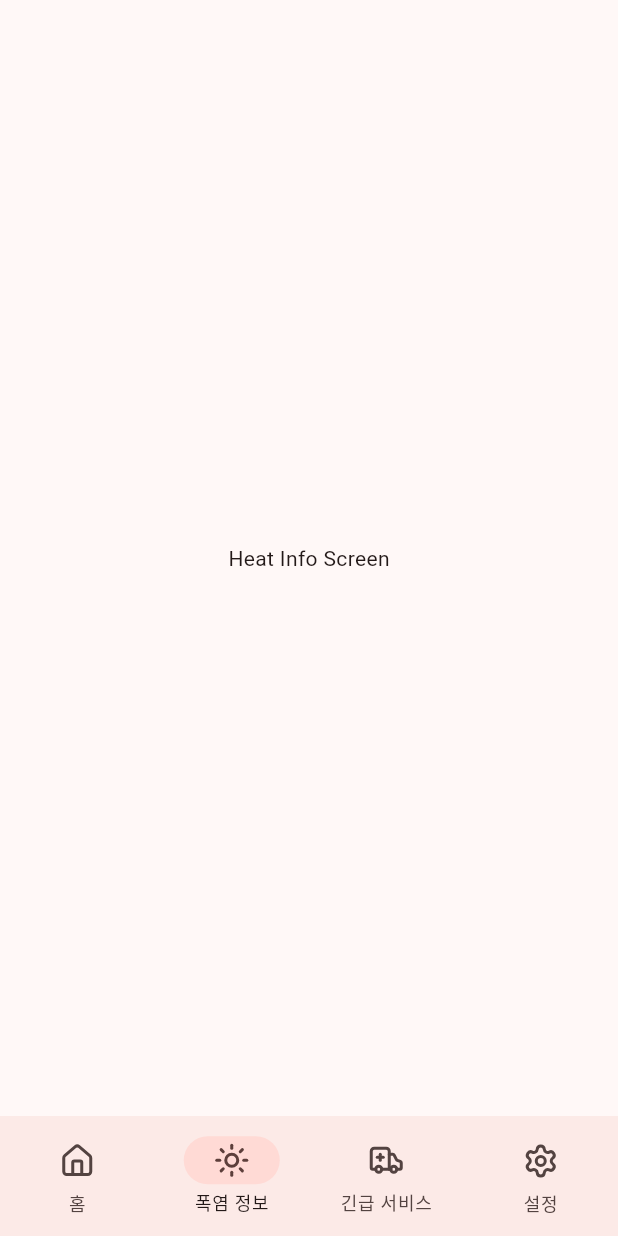
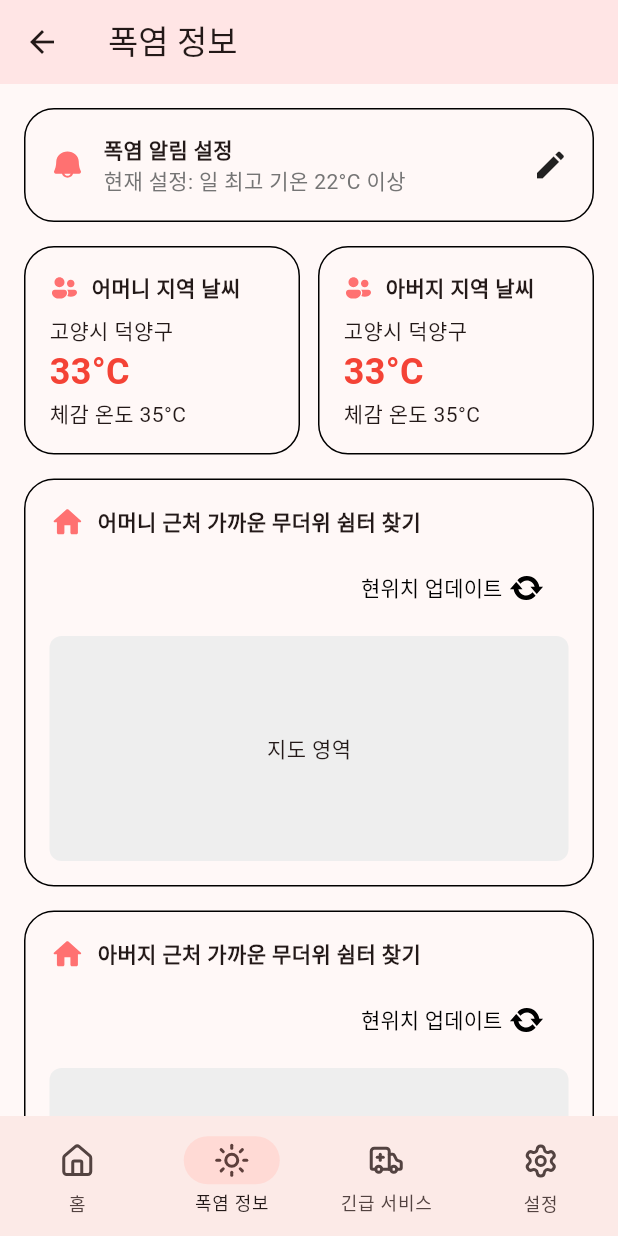
Before and after one commit to kauProjectX/dwph9988-client, a Flutter app: the AppScreen screen opened directly, item 2 of the bottom bar chosen, on a phone screen of 412 x 824 dp. Run offline on Flutter 3.47's test engine with Material 3 defaults, Android fonts, the phone set to English and light mode, and no system bars; our stand-ins replace flutter_svg, get, lucide_icons_flutter; Roboto replaces fonts that are missing (Gmarket Sans).

Commit message:
feat: 보호자용 폭염 정보 화면 추가

```diff
--- a/lib/screens/app_screen.dart
+++ b/lib/screens/app_screen.dart
@@ -3,7 +3,7 @@ import 'package:flutter/services.dart';
 import 'package:lucide_icons_flutter/lucide_icons.dart';
 
 import 'emergency_screen.dart';
-import 'heat_info_screen.dart';
+import 'guardian/heat_info_screen.dart';
 import 'home_screen.dart';
 import 'settings_screen.dart';
 
@@ -38,7 +38,7 @@ class _AppScreenState extends State<AppScreen> {
           onDestinationSelected: (value) {
             if (_screenList[value] is Container) {
               if (value == 1) {
-                _screenList[value] = const HeatInfoScreen();
+                _screenList[value] = const GuardianHeatInfoScreen();
               } else if (value == 2) {
                 _screenList[value] = const EmergencyScreen();
               } else if (value == 3) {
--- /dev/null
+++ b/lib/screens/guardian/heat_info_screen.dart
@@ -0,0 +1,226 @@
+import 'package:flutter/material.dart';
+import 'package:flutter_svg/flutter_svg.dart';
+
+class GuardianHeatInfoScreen extends StatelessWidget {
+  const GuardianHeatInfoScreen({super.key});
+
+  @override
+  Widget build(BuildContext context) {
+    return Scaffold(
+      appBar: AppBar(
+        backgroundColor: const Color(0xFFFFE5E5),
+        title: const Text('폭염 정보'),
+      ),
+      body: SafeArea(
+        child: SingleChildScrollView(
+          child: Padding(
+            padding: const EdgeInsets.all(16.0),
+            child: Column(
+              crossAxisAlignment: CrossAxisAlignment.start,
+              children: [
+                // Heat Alert Settings Card
+                Container(
+                  padding: const EdgeInsets.all(16),
+                  decoration: BoxDecoration(
+                    borderRadius: BorderRadius.circular(20),
+                    border: Border.all(color: Colors.black),
+                  ),
+                  child: Row(
+                    children: [
+                      SvgPicture.asset(
+                        'assets/images/ph_bell-fill.svg',
+                        width: 24,
+                        height: 24,
+                      ),
+                      const SizedBox(width: 12),
+                      Expanded(
+                        child: Column(
+                          crossAxisAlignment: CrossAxisAlignment.start,
+                          children: [
+                            const Text(
+                              '폭염 알림 설정',
+                              style: TextStyle(
+                                fontWeight: FontWeight.bold,
+                              ),
+                            ),
+                            Text(
+                              '현재 설정: 일 최고 기온 22°C 이상',
+                              style: TextStyle(
+                                color: Colors.grey.shade600,
+                              ),
+                            ),
+                          ],
+                        ),
+                      ),
+                      const Icon(Icons.edit),
+                    ],
+                  ),
+                ),
+                const SizedBox(height: 16),
+
+                // Temperature Cards Row
+                Row(
+                  children: [
+                    Expanded(
+                      child: _buildTemperatureCard(
+                        '어머니 지역 날씨',
+                        '고양시 덕양구',
+                        '33°C',
+                        '체감 온도 35°C',
+                      ),
+                    ),
+                    const SizedBox(width: 12),
+                    Expanded(
+                      child: _buildTemperatureCard(
+                        '아버지 지역 날씨',
+                        '고양시 덕양구',
+                        '33°C',
+                        '체감 온도 35°C',
+                      ),
+                    ),
+                  ],
+                ),
+                const SizedBox(height: 16),
+
+                // Map Cards
+                _buildMapCard('어머니 근처 가까운 무더위 쉼터 찾기', context),
+                const SizedBox(height: 16),
+                _buildMapCard('아버지 근처 가까운 무더위 쉼터 찾기', context),
+              ],
+            ),
+          ),
+        ),
+      ),
+    );
+  }
+
+  Widget _buildTemperatureCard(
+    String title,
+    String location,
+    String temperature,
+    String feelTemp,
+  ) {
+    return Container(
+      padding: const EdgeInsets.all(16),
+      decoration: BoxDecoration(
+        borderRadius: BorderRadius.circular(20),
+        border: Border.all(color: Colors.black),
+      ),
+      child: Column(
+        crossAxisAlignment: CrossAxisAlignment.start,
+        children: [
+          Row(
+            children: [
+              SvgPicture.asset(
+                'assets/images/fluent_people-24-filled.svg',
+                width: 20,
+                height: 20,
+              ),
+              const SizedBox(width: 8),
+              Text(
+                title,
+                style: const TextStyle(
+                  fontWeight: FontWeight.bold,
+                ),
+              ),
+            ],
+          ),
+          const SizedBox(height: 8),
+          Text(location),
+          Text(
+            temperature,
+            style: const TextStyle(
+              fontSize: 24,
+              fontWeight: FontWeight.bold,
+              color: Colors.red,
+            ),
+          ),
+          Text(feelTemp),
+        ],
+      ),
+    );
+  }
+
+  Widget _buildMapCard(String title, BuildContext context) {
+    final String message = title.contains('어머니')
+        ? '어머니에게 앱을 켜 달라는 알림을 보냈습니다'
+        : '아버지에게 앱을 켜 달라는 알림을 보냈습니다';
+
+    return Container(
+      padding: const EdgeInsets.all(16),
+      decoration: BoxDecoration(
+        borderRadius: BorderRadius.circular(20),
+        border: Border.all(color: Colors.black),
+      ),
+      child: Column(
+        crossAxisAlignment: CrossAxisAlignment.start,
+        children: [
+          Row(
+            children: [
+              SvgPicture.asset(
+                'assets/images/ic_round-home.svg',
+                width: 24,
+                height: 24,
+              ),
+              const SizedBox(width: 8),
+              Text(
+                title,
+                style: const TextStyle(
+                  fontWeight: FontWeight.bold,
+                ),
+              ),
+            ],
+          ),
+          const SizedBox(height: 8),
+          Row(
+            mainAxisAlignment: MainAxisAlignment.end,
+            children: [
+              Padding(
+                padding: const EdgeInsets.only(right: 4.0),
+                child: TextButton(
+                  onPressed: () {
+                    ScaffoldMessenger.of(context).showSnackBar(
+                      SnackBar(
+                        content: Text(message),
+                        behavior: SnackBarBehavior.floating,
+                        shape: RoundedRectangleBorder(
+                          borderRadius: BorderRadius.circular(10),
+                        ),
+                        margin: const EdgeInsets.all(16),
+                      ),
+                    );
+                  },
+                  child: Row(
+                    mainAxisSize: MainAxisSize.min,
+                    children: [
+                      Text(
+                        '현위치 업데이트',
+                        style: TextStyle(color: Colors.black),
+                      ),
+                      const SizedBox(width: 4),
+                      SvgPicture.asset(
+                        'assets/images/dashicons_update.svg',
+                        width: 24,
+                        height: 24,
+                      ),
+                    ],
+                  ),
+                ),
+              ),
+            ],
+          ),
+          const SizedBox(height: 8),
+          Container(
+            height: 150,
+            decoration: BoxDecoration(
+              color: Colors.grey.shade200,
+              borderRadius: BorderRadius.circular(8),
+            ),
+            // TODO: Implement actual map
+            child: const Center(child: Text('지도 영역')),
+          ),
+        ],
+      ),
+    );
+  }
+}
--- a/lib/screens/heat_info_screen.dart
+++ /dev/null
@@ -1,16 +0,0 @@
-import 'package:flutter/material.dart';
-
-class HeatInfoScreen extends StatelessWidget {
-  const HeatInfoScreen({Key? key}) : super(key: key);
-
-  @override
-  Widget build(BuildContext context) {
-    return const Scaffold(
-      body: SafeArea(
-        child: Center(
-          child: Text('Heat Info Screen'),
-        ),
-      ),
-    );
-  }
-}
--- a/lib/screens/sign_up_screen.dart
+++ b/lib/screens/sign_up_screen.dart
@@ -1,5 +1,4 @@
 import 'package:flutter/material.dart';
-import 'package:flutter_svg/flutter_svg.dart';
 import 'package:get/get.dart';
 import 'login_screen.dart';
 
```
Also changed, not shown: assets/images/dashicons_update.svg (added), assets/images/fluent_people-24-filled.svg (added), assets/images/ic_round-home.svg (added), assets/images/ph_bell-fill.svg (added).
